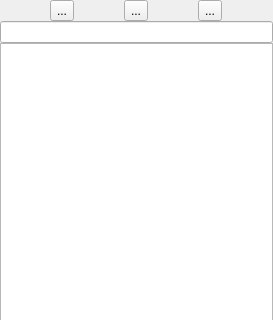
First picture: the form in xinx/ui/snipetlistwidget.ui, repository phoenix741/xinx, before the edit; both pictures show x 0 to 273 and y 0 to 320 of the 273 by 538 pixel window.
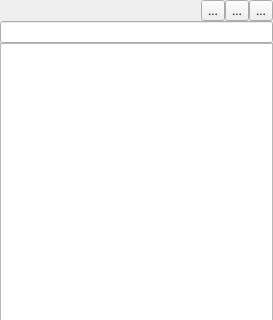
Second picture: the form after the edit. Icons and pictures are not drawn. Custom widgets are drawn as their Qt base class.

What changed in the file:
```diff
--- a/xinx/ui/snipetlistwidget.ui
+++ b/xinx/ui/snipetlistwidget.ui
@@ -22,6 +22,19 @@
    </property>
    <item>
     <layout class="QHBoxLayout" name="horizontalLayout">
+     <item>
+      <spacer name="horizontalSpacer">
+       <property name="orientation">
+        <enum>Qt::Horizontal</enum>
+       </property>
+       <property name="sizeHint" stdset="0">
+        <size>
+         <width>40</width>
+         <height>20</height>
+        </size>
+       </property>
+      </spacer>
+     </item>
      <item>
       <widget class="QToolButton" name="m_createSnipetBtn">
        <property name="text">
```
Left out of the diff: 13 changed lines with no effect on the pictures.
